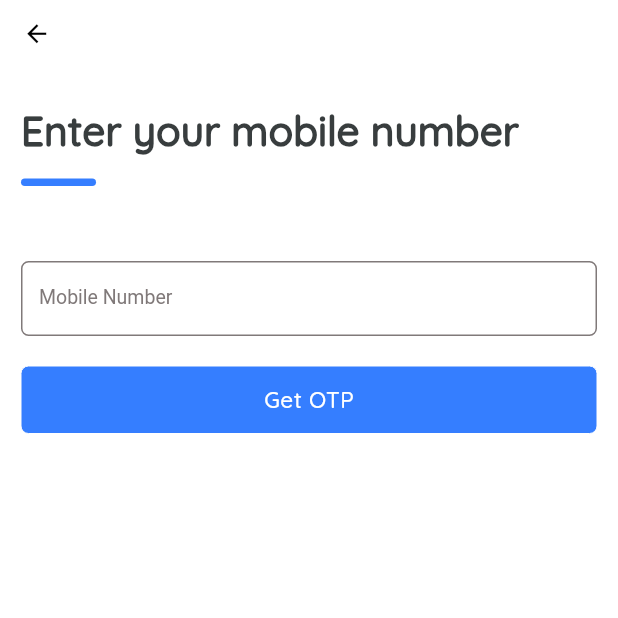
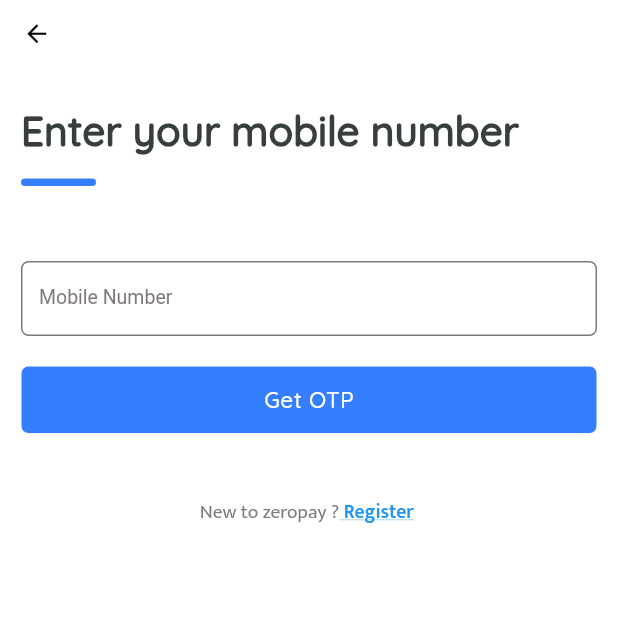
Before and after one commit to Revanth2002/Square-client, a Flutter app: the LoginPage screen opened by its route, on a phone screen of 412 x 824 dp, the top half of it. Run offline on Flutter 3.47's test engine with Material 2 defaults, Android fonts, the phone set to English and light mode, and no system bars; our stand-ins replace dio, dotted_border, flutter_credit_card, flutter_secure_storage, font_awesome_flutter; missing offline and left inert: flutter_overlay_loader; accounts and stored records are empty; network calls fail.

Commit message:
Added api consuming for Login,Register,Verify OTP

```diff
--- /dev/null
+++ b/lib/helpers/dioheaders.dart
@@ -0,0 +1,4 @@
+export 'package:dio/dio.dart';
+export 'package:client/helpers/diooptions.dart';
+export 'package:flutter_secure_storage/flutter_secure_storage.dart';
+export 'package:client/helpers/routing.dart';
--- /dev/null
+++ b/lib/helpers/diooptions.dart
@@ -0,0 +1,40 @@
+import 'package:client/helpers/headers.dart';
+import 'package:dio/dio.dart';
+
+Dio dio = Dio();
+
+const flutterSecureStorage = FlutterSecureStorage();
+
+
+//BaseOptions
+Options dioOptions = Options(
+    receiveTimeout: 10 * 1000,
+    receiveDataWhenStatusError: true,
+    sendTimeout: 10 * 1000,
+    headers: {
+      'Content-Type': "application/json",
+      "Access-Control-Allow-Origin": "*",
+
+    });
+
+//BaseOptions
+Options dioInitialOptions = Options(
+    receiveTimeout: 10 * 1000,
+    receiveDataWhenStatusError: true,
+    sendTimeout: 10 * 1000,
+    headers: {
+      'Content-Type': "application/json",
+      "Access-Control-Allow-Origin": "*",
+    });
+
+
+/*
+BaseOptions dioOptions = new BaseOptions(
+    connectTimeout: 10 * 1000, //30 seconds
+    receiveTimeout: 10 * 1000,
+    receiveDataWhenStatusError: true,
+    headers: {
+      'Content-Type': "application/json",
+      "Access-Control-Allow-Origin": "*",
+      "Authorization": "Bearer $token"
+    }); */
--- a/lib/helpers/routename.dart
+++ b/lib/helpers/routename.dart
@@ -12,3 +12,5 @@ const String peopletransactionpage = "/peopletransactionpage";
 const String personalinfopage = "/personalinfopage";
 const String searchpeoplepage = "/searchpeoplepage";
 const String searchdisplaypage = "/searchdisplaypage";
+const String passwordpage = "/passwordpage";
+const String registerpage = "/registerpage";
--- /dev/null
+++ b/lib/helpers/routing.dart
@@ -0,0 +1,13 @@
+/*List of all IP Adddresses and end points */
+
+const String PROTOCOL = "http";
+const String PORT = "8000";
+// const String DOMAIN = "192.168.1.7"; // acer
+const String DOMAIN = "192.168.1.8";  // lenovo
+const String BASE_URL = "$PROTOCOL://$DOMAIN:$PORT/api/v1";
+
+
+/*-------Auth API ------- */
+const String LOGIN_URL = "$BASE_URL/login/";
+const String REGISTER_URL = "$BASE_URL/register/";
+const String VERIFY_OTP_URL = "$BASE_URL/verify/";
--- a/lib/screens/auth/login.dart
+++ b/lib/screens/auth/login.dart
@@ -1,5 +1,7 @@
+import 'package:client/apis/auth.dart';
 import 'package:client/helpers/headers.dart';
 import 'package:client/screens/auth/otppage.dart';
+import 'package:client/screens/auth/registerpage.dart';
 
 
 class LoginPage extends StatefulWidget {
@@ -13,12 +15,12 @@ class LoginPage extends StatefulWidget {
 class _LoginPageState extends State<LoginPage> {
   final TextEditingController _phoneNumberController = TextEditingController();
 
-  // final AuthenticationAPI _authapi = AuthenticationAPI();
+  final AuthenticationAPI _authapi = AuthenticationAPI();
 
-  // _postLoginUser({required String phonenumber}) async {
-  //   return await _authapi.postLoginUser(
-  //       context: context, phonenumber: phonenumber);
-  // }
+  _postLoginUser({required String phonenumber}) async {
+    return await _authapi.postLoginUser(
+        context: context, phonenumber: phonenumber);
+  }
 
   @override
   Widget build(BuildContext context) {
@@ -76,6 +78,13 @@ class _LoginPageState extends State<LoginPage> {
                             color: kGraycolor,
                             fontSize: 13.0,
                           ),
+                          prefix: Text(
+                            "+91 ",
+                            style: TextStyle(
+                                color: kGraycolor,
+                                fontSize: 13.0,
+                                fontWeight: FontWeight.w500),
+                          ),
                           filled: true,
                           fillColor: Colors.white,
                           enabledBorder: OutlineInputBorder(
@@ -99,20 +108,52 @@ class _LoginPageState extends State<LoginPage> {
                           customsnackErrorBar(
                               context, "Please enter your phone number"));
                         } else {
-                         Navigator.push(
-                          context,
-                          CustomRightPageRoute(
-                              page: OtpPage(phoneNumber: "",secretCode: ""),
-                              routeName: otppage));
-                          //overlayLoader(context);
-                          //_postLoginUser(phonenumber: _phoneNumberController.text.trim());
+                          overlayLoader(context);
+                          _postLoginUser(phonenumber: _phoneNumberController.text.trim());
+                        //  Navigator.push(
+                        //   context,
+                        //   CustomRightPageRoute(
+                        //       page: OtpPage(phoneNumber: "",pid: ""),
+                        //       routeName: otppage));
                         }
                       },
                       btnText: "Get OTP",
                       vertical: 20,
                     ),
                     mediumCustomSizedBox(context),
-
+                   GestureDetector(
+                        onTap: () => Navigator.push(
+                          context,
+                          CustomRightPageRoute(
+                              page: RegisterPage(),
+                              routeName: registerpage)),
+                        child: Center(
+                          child: Container(
+                            margin: EdgeInsets.symmetric(
+                                horizontal:
+                                    kDefaultScreenPaddingHorizontal(context),
+                                vertical: kDefaultScreenPaddingVertical(context)),
+                            child: RichText(
+                              text: TextSpan(
+                                style: smallTextStyle(context).copyWith(
+                                  height: 1.2,
+                                  color: kGraycolor,
+                                  fontFamily: kMuktaRegular,
+                                ),
+                                text: 'New to zeropay ?',
+                                children: <TextSpan>[
+                                  TextSpan(
+                                      text: ' Register ',
+                                      style: smallTextStyle(context).copyWith(
+                                          color: Colors.blue,
+                                          fontFamily: kMuktaBold,
+                                          decoration: TextDecoration.underline)),
+                                ],
+                              ),
+                            ),
+                          ),
+                        ),
+                      )
                   ],
                 )
               ],
```
Also changed, not shown: lib/apis/auth.dart (added, +114 -0 lines), lib/main.dart (+5 -3 lines), lib/screens/auth/otppage.dart (+12 -15 lines), lib/screens/auth/registerpage.dart (added, +255 -0 lines), lib/screens/home/home.dart (+8 -3 lines), lib/helpers/futures.dart (added), 4 other files.
